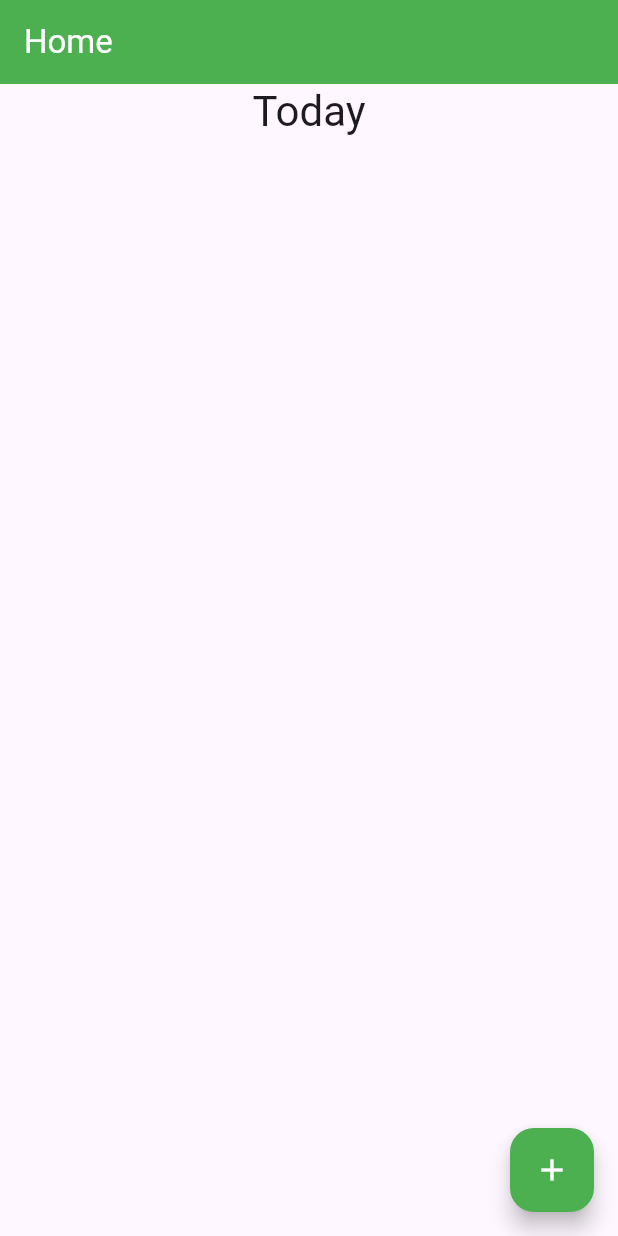
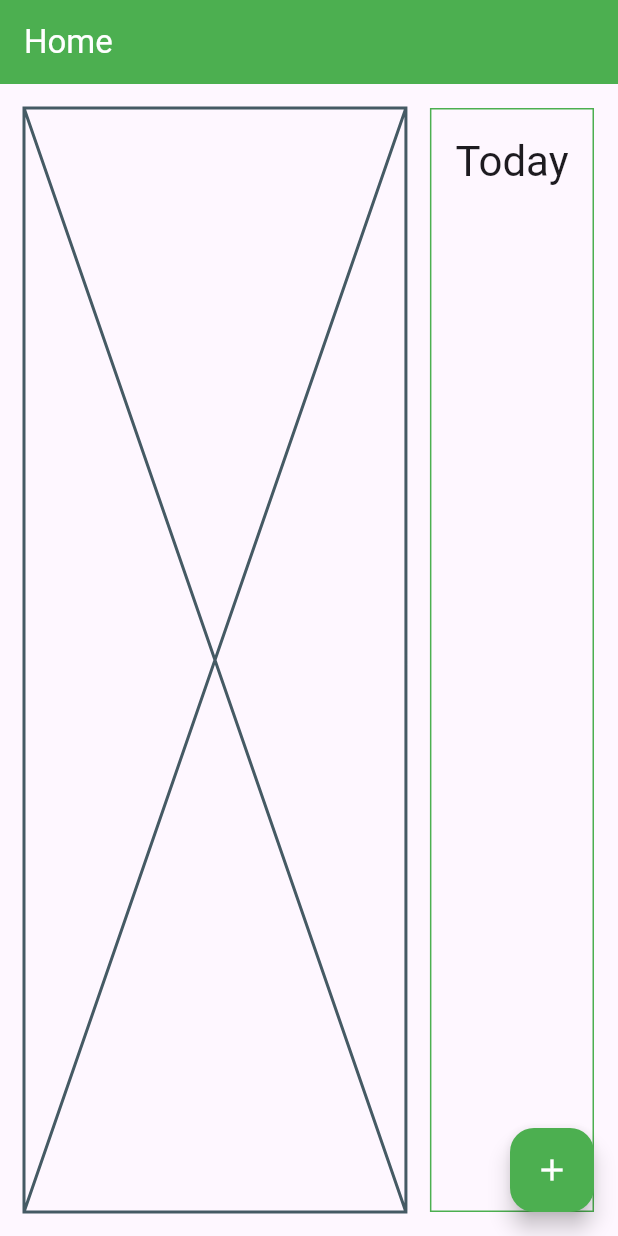
Before and after one commit to afarfanm/habit_tracker, a Flutter app: the screen it shows after launch, on a phone screen of 412 x 824 dp. Run offline on Flutter 3.47's test engine with Material 3 defaults, Android fonts, the phone set to English and light mode, and no system bars.

Commit message:
Adjusted layout for week history space

```diff
--- a/lib/view/home_page.dart
+++ b/lib/view/home_page.dart
@@ -5,6 +5,7 @@ import 'package:habit_tracker/model/habit.dart';
 import 'package:habit_tracker/model/habits_dao.dart';
 import 'package:habit_tracker/view/new_habit_dialog.dart';
 import 'package:habit_tracker/view/today_list_item.dart';
+import 'package:habit_tracker/view/today_section.dart';
 
 class HomePage extends StatefulWidget {
   const HomePage({super.key, required String title}) : _title = title;
@@ -49,20 +50,19 @@ class _HomePageState extends State<HomePage> {
       appBar: AppBar(
         title: Text(widget._title),
       ),
-      body: Center(
-        child: Column(
+      body: Container(
+        padding: const EdgeInsets.all(16.0),
+        child: Row(
           children: [
-            Text("Today", style: _getHeadlineStyle(context)),
-            const SizedBox(height: 16.0),
             Expanded(
-              child: SingleChildScrollView(
-                scrollDirection: Axis.vertical,
-                child: Column(
-                  children: _generateHabitList(),
-                ),
-              ),
+              child: Placeholder(),
             ),
-            const SizedBox(height: 100),
+            const SizedBox(width: 16.0),
+            TodaySection(
+              habitList: _habitList,
+              onHabitMarkToggle: _toggleHabitDoneMark,
+              onHabitRemove: _removeHabitAt,
+            ),
           ],
         ),
       ),
@@ -71,26 +71,6 @@ class _HomePageState extends State<HomePage> {
         tooltip: 'Add habit',
         child: const Icon(Icons.add),
       ),
-    );
-  }
-
-  TextStyle? _getHeadlineStyle(BuildContext context) {
-    return Theme.of(context).textTheme.headlineMedium;
-  }
-
-  List<Widget> _generateHabitList() {
-    return List.generate(
-      _habitList.length,
-      (i) {
-        return Container(
-          color: i % 2 == 0 ? Colors.green[500] : Colors.green[400],
-          child: TodayListItem(
-            habit: _habitList[i],
-            onMarkToggle: (m) => _toggleHabitDoneMark(m, i),
-            onDelete: () => _removeHabitAt(i),
-          ),
-        );
-      },
     );
   }
 
--- a/lib/view/today_list_item.dart
+++ b/lib/view/today_list_item.dart
@@ -18,10 +18,15 @@ class TodayListItem extends StatelessWidget {
   @override
   Widget build(BuildContext context) {
     return Container(
-      padding: const EdgeInsets.all(8.0),
+      padding: const EdgeInsets.all(4.0),
       child: Row(
         mainAxisSize: MainAxisSize.min,
         children: [
+          IconButton(
+            onPressed: _onDelete,
+            icon: const Icon(Icons.delete, color: Colors.white),
+          ),
+          const SizedBox(width: 8.0),
           Checkbox(
             value: _habit.done,
             tristate: false,
@@ -30,17 +35,13 @@ class TodayListItem extends StatelessWidget {
             activeColor: Colors.transparent,
             checkColor: Colors.white,
           ),
+          const SizedBox(width: 8.0),
           SizedBox(
             width: 300.0,
             child: Text(
               _habit.name,
               style: const TextStyle(color: Colors.white),
             ),
-          ),
-          const SizedBox(width: 8.0),
-          IconButton(
-            onPressed: _onDelete,
-            icon: const Icon(Icons.delete, color: Colors.white),
           ),
         ],
       ),
--- /dev/null
+++ b/lib/view/today_section.dart
@@ -0,0 +1,62 @@
+import 'package:flutter/material.dart';
+import 'package:habit_tracker/model/habit.dart';
+import 'package:habit_tracker/view/today_list_item.dart';
+
+class TodaySection extends StatelessWidget {
+  const TodaySection(
+      {super.key,
+      required List<Habit> habitList,
+      required void Function(bool, int) onHabitMarkToggle,
+      required void Function(int) onHabitRemove})
+      : _onHabitRemove = onHabitRemove,
+        _onHabitMarkToggle = onHabitMarkToggle,
+        _habitList = habitList;
+
+  final List<Habit> _habitList;
+  final void Function(bool, int) _onHabitMarkToggle;
+  final void Function(int) _onHabitRemove;
+
+  @override
+  Widget build(BuildContext context) {
+    return Container(
+      decoration: BoxDecoration(
+        border: Border.all(color: Colors.green),
+      ),
+      child: Column(
+        children: [
+          Container(
+            padding: const EdgeInsets.all(16.0),
+            child: Text("Today", style: _getHeadlineStyle(context)),
+          ),
+          Expanded(
+            child: SingleChildScrollView(
+              child: Column(
+                children: _generateHabitList(),
+              ),
+            ),
+          ),
+        ],
+      ),
+    );
+  }
+
+  TextStyle? _getHeadlineStyle(BuildContext context) {
+    return Theme.of(context).textTheme.headlineMedium;
+  }
+
+  List<Widget> _generateHabitList() {
+    return List.generate(
+      _habitList.length,
+      (i) {
+        return Container(
+          color: i % 2 == 0 ? Colors.green[500] : Colors.green[400],
+          child: TodayListItem(
+            habit: _habitList[i],
+            onMarkToggle: (m) => _onHabitMarkToggle(m, i),
+            onDelete: () => _onHabitRemove(i),
+          ),
+        );
+      },
+    );
+  }
+}
```
